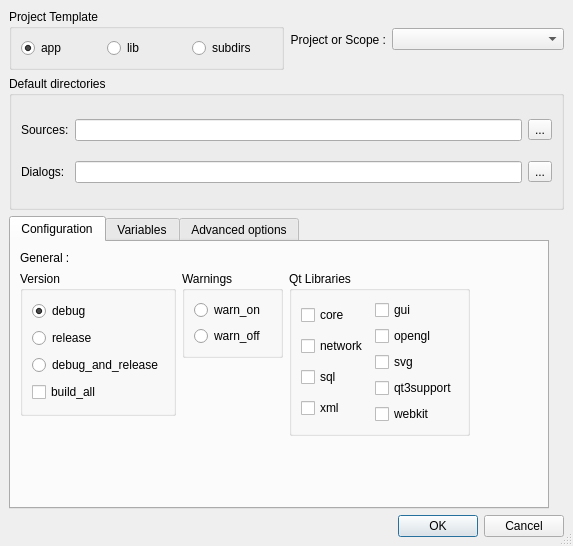
Old version of the form ui/projectpropertie.ui in the repository google-code-export/qdevelop.
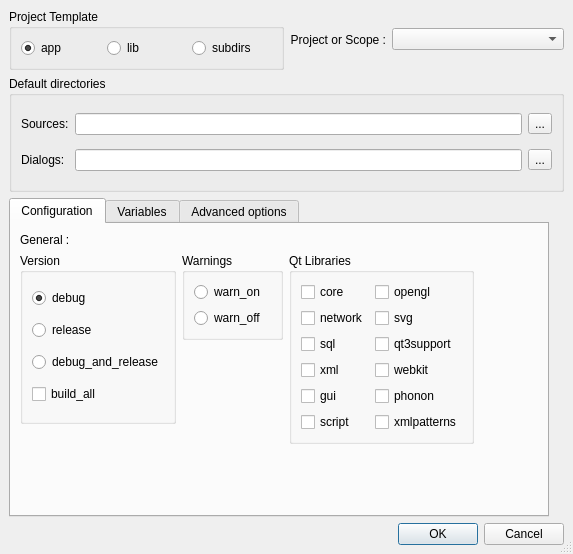
New version of the form. Icons and pictures are not drawn.

Commit message: - Fix issue 299: A new variable can not be "QT", "CONFIG" or "TEMPLATE" - Add the possibility to use "phonon", "xmlpatterns" and "script" values with the QT variable to enable the modules.

```diff
--- a/ui/projectpropertie.ui
+++ b/ui/projectpropertie.ui
@@ -6,7 +6,7 @@
     <x>0</x>
     <y>0</y>
     <width>573</width>
-    <height>546</height>
+    <height>554</height>
    </rect>
   </property>
   <property name="sizePolicy" >
@@ -605,25 +605,6 @@
                           </property>
                          </widget>
                         </item>
-                       </layout>
-                      </item>
-                      <item>
-                       <layout class="QVBoxLayout" >
-                        <property name="spacing" >
-                         <number>6</number>
-                        </property>
-                        <property name="leftMargin" >
-                         <number>0</number>
-                        </property>
-                        <property name="topMargin" >
-                         <number>0</number>
-                        </property>
-                        <property name="rightMargin" >
-                         <number>0</number>
-                        </property>
-                        <property name="bottomMargin" >
-                         <number>0</number>
-                        </property>
                         <item>
                          <widget class="QCheckBox" name="gui" >
                           <property name="text" >
@@ -632,6 +613,32 @@
                          </widget>
                         </item>
                         <item>
+                         <widget class="QCheckBox" name="script" >
+                          <property name="text" >
+                           <string>script</string>
+                          </property>
+                         </widget>
+                        </item>
+                       </layout>
+                      </item>
+                      <item>
+                       <layout class="QVBoxLayout" >
+                        <property name="spacing" >
+                         <number>6</number>
+                        </property>
+                        <property name="leftMargin" >
+                         <number>0</number>
+                        </property>
+                        <property name="topMargin" >
+                         <number>0</number>
+                        </property>
+                        <property name="rightMargin" >
+                         <number>0</number>
+                        </property>
+                        <property name="bottomMargin" >
+                         <number>0</number>
+                        </property>
+                        <item>
                          <widget class="QCheckBox" name="libopengl" >
                           <property name="text" >
                            <string>opengl</string>
@@ -659,6 +666,20 @@
                           </property>
                          </widget>
                         </item>
+                        <item>
+                         <widget class="QCheckBox" name="phonon" >
+                          <property name="text" >
+                           <string>phonon</string>
+                          </property>
+                         </widget>
+                        </item>
+                        <item>
+                         <widget class="QCheckBox" name="xmlpatterns" >
+                          <property name="text" >
+                           <string>xmlpatterns</string>
+                          </property>
+                         </widget>
+                        </item>
                        </layout>
                       </item>
                      </layout>
```
The commit also changes 1 other file.
